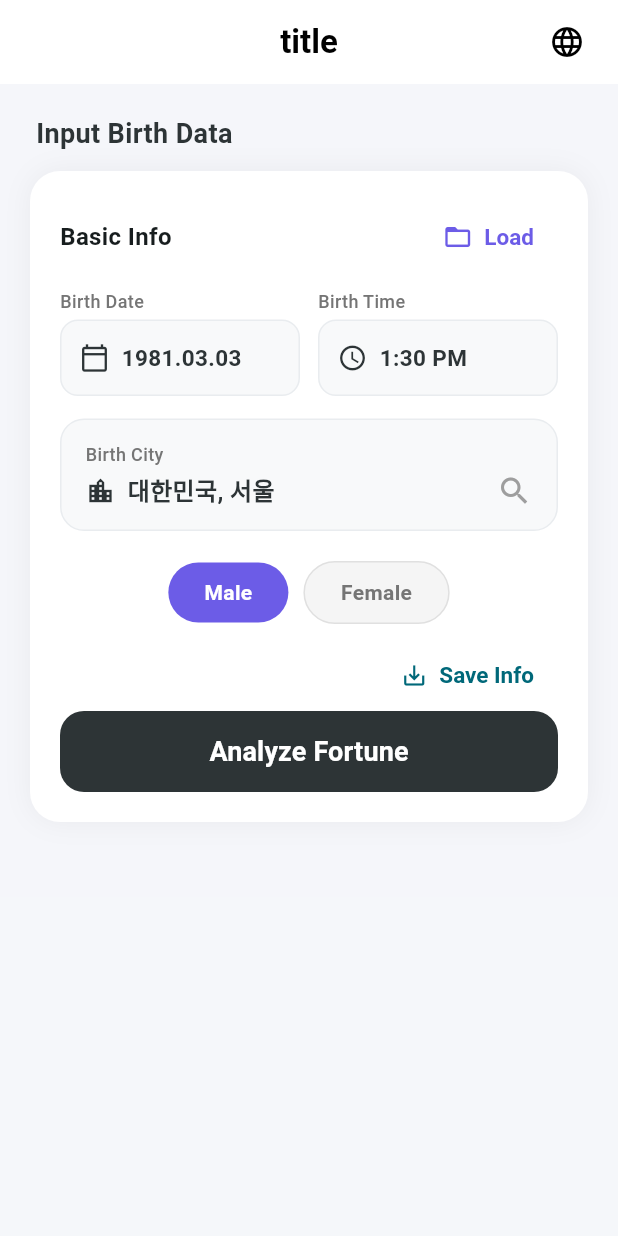
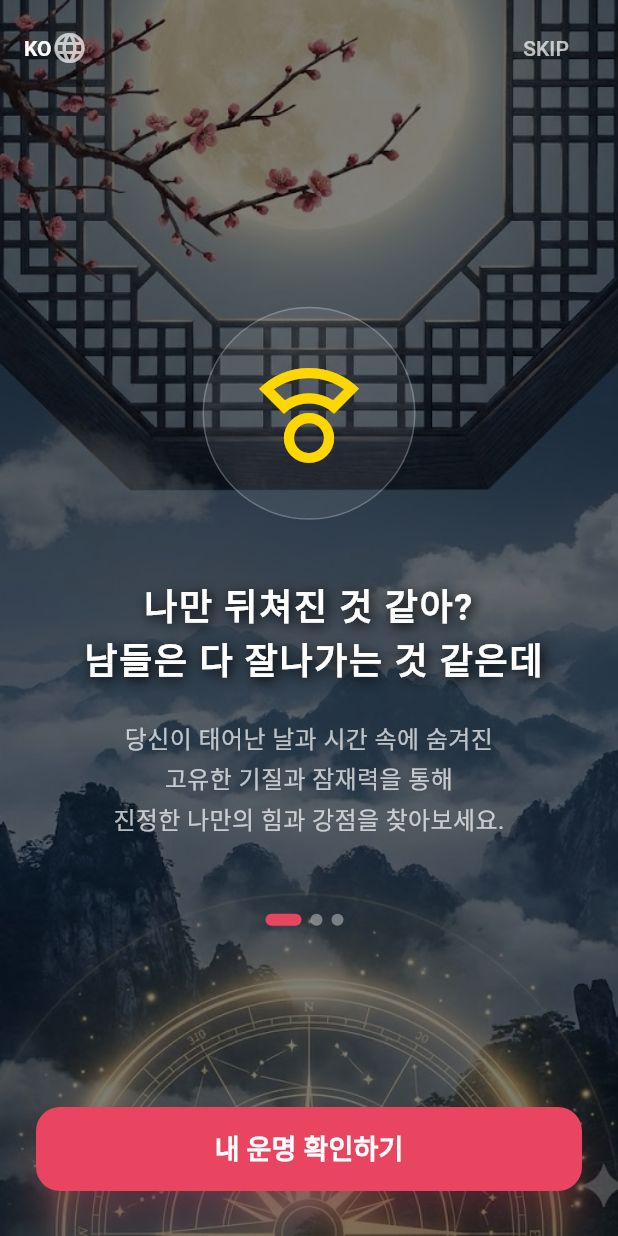
Before and after one commit to oy-beyondf-jeeho0303/sjprojectapp, a Flutter app: the screen it shows after launch, on a phone screen of 412 x 824 dp. Run offline on Flutter 3.47's test engine with Material 3 defaults, Android fonts, the phone set to English and light mode, and no system bars; drawn by our look-alikes of screenshot; our stand-ins replace fl_chart, flutter_widget_from_html, share_plus, shared_preferences; missing offline and left inert: tosspayments_widget_sdk_flutter; Roboto replaces fonts that are missing (Pretendard).

Commit message:
대문 수정

```diff
--- a/lib/main.dart
+++ b/lib/main.dart
@@ -4,6 +4,7 @@ import 'package:flutter/material.dart';
 import 'package:intl/date_symbol_data_local.dart';
 import 'home_screen.dart';
 import 'package:flutter_localizations/flutter_localizations.dart';
+import 'screens/intro_screen.dart'; // ★ import 추가
 
 // 보안 인증서 무시
 class MyHttpOverrides extends HttpOverrides {
@@ -46,7 +47,8 @@ class MyApp extends StatelessWidget {
         colorScheme: ColorScheme.fromSeed(seedColor: const Color(0xFF2D3436)),
         scaffoldBackgroundColor: const Color(0xFFF5F7FA),
       ),
-      home: const HomeScreen(),
+
+      home: const IntroScreen(),
     );
   }
 }
--- /dev/null
+++ b/lib/screens/intro_screen.dart
@@ -0,0 +1,258 @@
+import 'package:flutter/material.dart';
+import '../home_screen.dart';
+
+class IntroScreen extends StatefulWidget {
+  const IntroScreen({super.key});
+
+  @override
+  State<IntroScreen> createState() => _IntroScreenState();
+}
+
+class _IntroScreenState extends State<IntroScreen> {
+  final PageController _pageController = PageController();
+  int _currentPage = 0;
+
+  // ★ [다국어 처리] 현재 언어 상태 (테스트용 기본값: 'ko')
+  String _currentLang = 'ko';
+
+  // ★ [다국어 처리] 소개 데이터 (한국어, 영어, 일본어)
+  final Map<String, List<Map<String, dynamic>>> _introDataMap = {
+    'ko': [
+      {
+        "title": "나만 뒤쳐진 것 같아? \n 남들은 다 잘나가는 것 같은데",
+        "desc": "당신이 태어난 날과 시간 속에 숨겨진\n고유한 기질과 잠재력을 통해 \n진정한 나만의 힘과 강점을 찾아보세요.",
+        "icon": Icons.compass_calibration_outlined,
+      },
+      {
+        "title": "엔지니어 출신의 20년 경력 \n운세 전문가가 직접 개발한 분석",
+        "desc": "수천년 동양 철학 데이터를\n최첨단 AI와 20년 전문가가 \n정밀하게 분석합니다.",
+        "icon": Icons.psychology_alt,
+      },
+      {
+        "title": "완벽한 미래 \n올라갈 수 있는 힘",
+        "desc": "재물운, 연애운, 그리고 대운의 흐름 \n올해의 운세까지.\n다가올 미래를 미리 준비하세요.",
+        "icon": Icons.auto_graph_outlined,
+      },
+    ],
+    'en': [
+      {
+        "title": "Feel like you're falling behind? \n Everyone else seems to be succeeding.",
+        "desc": "Discover your unique temperament and potential hidden in your birth date and time. \n Find your true strength and advantages.",
+        "icon": Icons.compass_calibration_outlined,
+      },
+      {
+        "title": "Developed by an Engineer turned \n Fortune Expert with 20 Years Experience",
+        "desc": "Thousands of years of \n Eastern philosophy data precisely analyzed by \n cutting-edge AI and experts.",
+        "icon": Icons.psychology_alt,
+      },
+      {
+        "title": "Perfect Future \n The Power to Rise",
+        "desc": "From wealth and love luck to \n major life flows and this year's fortune. \n Prepare for your upcoming future.",
+        "icon": Icons.auto_graph_outlined,
+      },
+    ],
+    'ja': [
+      {
+        "title": "自分だけ取り残されている気がする？ \n 他の人はみんなうまくいっているのに。",
+        "desc": "あなたが生まれた日と時間の中に隠された固有の気質と潜在能力を通じて、\n真の自分の力と強みを見つけてください。",
+        "icon": Icons.compass_calibration_outlined,
+      },
+      {
+        "title": "エンジニア出身の20年の経歴を持つ \n 運勢専門家が直接開発した分析",
+        "desc": "数千年の東洋哲学データを最先端AIと20年の専門家が精密に分析します。",
+        "icon": Icons.psychology_alt,
+      },
+      {
+        "title": "完璧な未来 \n 上がっていく力",
+        "desc": "財運、恋愛運、そして大運の流れに、\n今年の運勢まで。\nやってくる未来をあらかじめ準備してください。",
+        "icon": Icons.auto_graph_outlined,
+      },
+    ],
+  };
+
+  // ★ [다국어 처리] 하단 버튼 텍스트
+  final Map<String, String> _buttonTextMap = {
+    'ko': '내 운명 확인하기',
+    'en': 'Check My Destiny',
+    'ja': '私の運命を確認する',
+  };
+
+  @override
+  Widget build(BuildContext context) {
+    // 현재 언어에 맞는 데이터 가져오기
+    final currentIntroData = _introDataMap[_currentLang]!;
+    final currentButtonText = _buttonTextMap[_currentLang]!;
+
+    return Scaffold(
+      body: Stack(
+        children: [
+          // 1층: 배경 이미지 (기존 유지)
+          Positioned.fill(
+            child: Image.asset(
+              'assets/images/intro_bg.jpg',
+              fit: BoxFit.cover,
+              color: Colors.black.withOpacity(0.5),
+              colorBlendMode: BlendMode.darken,
+            ),
+          ),
+
+          // 2층: 콘텐츠
+          Positioned.fill(
+            child: SafeArea(
+              child: Column(
+                children: [
+                  // [1] 상단 영역 (언어 변경 버튼 + SKIP 버튼)
+                  Padding(
+                    padding: const EdgeInsets.symmetric(horizontal: 16.0, vertical: 8.0),
+                    child: Row(
+                      mainAxisAlignment: MainAxisAlignment.spaceBetween,
+                      children: [
+                        // ★ [테스트용] 언어 변경 드롭다운 버튼
+                        DropdownButton<String>(
+                          value: _currentLang,
+                          dropdownColor: Colors.black87, // 드롭다운 배경색
+                          style: const TextStyle(color: Colors.white, fontWeight: FontWeight.bold),
+                          underline: Container(), // 밑줄 제거
+                          icon: const Icon(Icons.language, color: Colors.white70),
+                          onChanged: (String? newValue) {
+                            setState(() {
+                              _currentLang = newValue!;
+                            });
+                          },
+                          items: ['ko', 'en', 'ja'].map<DropdownMenuItem<String>>((String value) {
+                            return DropdownMenuItem<String>(
+                              value: value,
+                              child: Text(value.toUpperCase()),
+                            );
+                          }).toList(),
+                        ),
+                        // SKIP 버튼
+                        TextButton(
+                          onPressed: _goToHome,
+                          child: const Text("SKIP", style: TextStyle(color: Colors.white70)),
+                        ),
+                      ],
+                    ),
+                  ),
+
+                  const Spacer(flex: 1),
+
+                  // [2] 중앙 슬라이더 PageView (다국어 데이터 연결)
+                  Expanded(
+                    flex: 5,
+                    child: PageView.builder(
+                      controller: _pageController,
+                      onPageChanged: (value) => setState(() => _currentPage = value),
+                      itemCount: currentIntroData.length,
+                      itemBuilder: (context, index) => _buildIntroContent(
+                        currentIntroData[index]['title'],
+                        currentIntroData[index]['desc'],
+                        currentIntroData[index]['icon'],
+                      ),
+                    ),
+                  ),
+
+                  // [3] 페이지 인디케이터
+                  Row(
+                    mainAxisAlignment: MainAxisAlignment.center,
+                    children: List.generate(
+                      currentIntroData.length,
+                      (index) => _buildDot(index),
+                    ),
+                  ),
+                  const Spacer(flex: 1),
+
+                  // [4] 하단 CTA 버튼 (다국어 텍스트 연결)
+                  Padding(
+                    padding: const EdgeInsets.symmetric(horizontal: 24, vertical: 30),
+                    child: SizedBox(
+                      width: double.infinity,
+                      height: 56,
+                      child: ElevatedButton(
+                        onPressed: _goToHome,
+                        style: ElevatedButton.styleFrom(
+                          backgroundColor: const Color(0xFFE94560),
+                          shape: RoundedRectangleBorder(borderRadius: BorderRadius.circular(16)),
+                          elevation: 10,
+                          shadowColor: const Color(0xFFE94560).withOpacity(0.5),
+                        ),
+                        child: Text(
+                          currentButtonText, // ★ 언어별 텍스트 표시
+                          style: const TextStyle(
+                            fontSize: 18,
+                            fontWeight: FontWeight.bold,
+                            color: Colors.white,
+                          ),
+                        ),
+                      ),
+                    ),
+                  ),
+                ],
+              ),
+            ),
+          ),
+        ],
+      ),
+    );
+  }
+
+  void _goToHome() {
+    Navigator.pushReplacement(
+      context,
+      MaterialPageRoute(builder: (context) => HomeScreen()),
+    );
+  }
+
+  // 슬라이드 내용 위젯 (기존 유지)
+  Widget _buildIntroContent(String title, String desc, IconData icon) {
+    return Padding(
+      padding: const EdgeInsets.symmetric(horizontal: 20.0),
+      child: Column(
+        mainAxisAlignment: MainAxisAlignment.center,
+        children: [
+          Container(
+            padding: const EdgeInsets.all(30),
+            decoration: BoxDecoration(
+              color: Colors.white.withOpacity(0.08),
+              shape: BoxShape.circle,
+              border: Border.all(color: Colors.white24, width: 1),
+            ),
+            child: Icon(icon, size: 80, color: const Color(0xFFFFD700)),
+          ),
+          const SizedBox(height: 40),
+          Text(
+            title,
+            textAlign: TextAlign.center,
+            style: const TextStyle(
+              fontSize: 24, // 폰트 사이즈 약간 조정 (긴 텍스트 대응)
+              fontWeight: FontWeight.bold,
+              color: Colors.white,
+              letterSpacing: 1.1,
+              shadows: [Shadow(blurRadius: 10.0, color: Colors.black, offset: Offset(2.0, 2.0))],
+            ),
+          ),
+          const SizedBox(height: 20),
+          Text(
+            desc,
+            textAlign: TextAlign.center,
+            style: const TextStyle(fontSize: 16, color: Colors.white70, height: 1.6),
+          ),
+        ],
+      ),
+    );
+  }
+
+  // 인디케이터 점 위젯 (기존 유지)
+  Widget _buildDot(int index) {
+    return AnimatedContainer(
+      duration: const Duration(milliseconds: 200),
+      margin: const EdgeInsets.only(right: 6),
+      height: 8,
+      width: _currentPage == index ? 24 : 8,
+      decoration: BoxDecoration(
+        color: _currentPage == index ? const Color(0xFFE94560) : Colors.white38,
+        borderRadius: BorderRadius.circular(4),
+      ),
+    );
+  }
+}
--- a/pubspec.yaml
+++ b/pubspec.yaml
@@ -32,3 +32,5 @@ dev_dependencies:
 
 flutter:
   uses-material-design: true
+  assets:
+    - assets/images/intro_bg.jpg
```
Also changed, not shown: assets/images/intro_bg.jpg (added).
